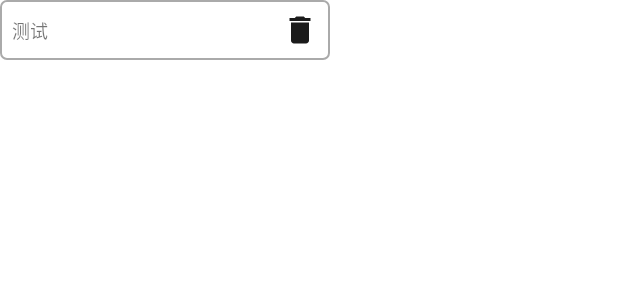
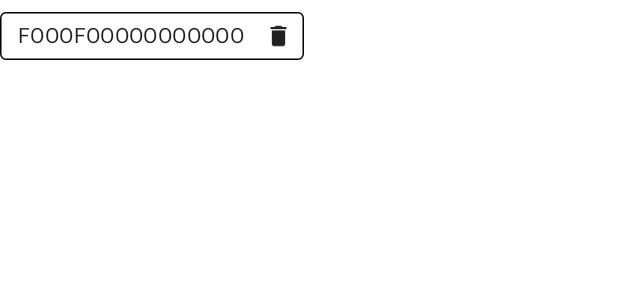
Before and after one commit to codedayang/Flip, an Android app: the layout item_filter.xml on its own in the app's theme, with its tools: preview values and no code run, on a phone screen of 412 x 824 dp. Shown: the top 300 px of the screen. Run offline under Robolectric (Android 15) with nearby library versions, the phone set to English and light mode, and no system bars.

Commit message:
fix: Filter列表调整

```diff
--- a/mobile/src/main/java/ink/ddddd/flip/cardbrowse/CardBrowseFragment.kt
+++ b/mobile/src/main/java/ink/ddddd/flip/cardbrowse/CardBrowseFragment.kt
@@ -179,7 +179,7 @@ class CardBrowseFragment : DaggerFragment() {
         binding.cardBrowseDrawer.tempSetFilters.apply {
             layoutManager = LinearLayoutManager(context)
             adapter = TempFilterListAdapter(viewModel)
-            addItemDecoration(SpacesItemDecoration(12))
+//            addItemDecoration(SpacesItemDecoration(2))
         }
         binding.cardBrowseDrawer.tempSetClear.setOnClickListener {
             val size = viewModel.tempRuleFilters.size
--- a/mobile/src/main/java/ink/ddddd/flip/cardbrowse/TempFilterListAdapter.kt
+++ b/mobile/src/main/java/ink/ddddd/flip/cardbrowse/TempFilterListAdapter.kt
@@ -29,8 +29,8 @@ class TempFilterViewHolder(
     private val viewModel: CardBrowseViewModel
 ) : RecyclerView.ViewHolder(binding.root) {
     fun bind(filter: Filter) {
-        binding.text.text = filter.toString()
-        binding.delete.setOnClickListener {
+        binding.chip.text = filter.toString()
+        binding.chip.setOnCloseIconClickListener {
             val position = adapterPosition
             viewModel.tempRuleFilters.remove(filter)
             viewModel.refreshTempRuleFilter.value = Event(Unit)
--- a/mobile/src/main/res/layout/card_browse_drawer.xml
+++ b/mobile/src/main/res/layout/card_browse_drawer.xml
@@ -47,7 +47,7 @@
             <androidx.recyclerview.widget.RecyclerView
                 android:id="@+id/temp_set_filters"
                 android:layout_width="match_parent"
-                android:layout_height="wrap_content"
+                android:layout_height="0dp"
                 android:layout_marginStart="16dp"
                 android:layout_marginTop="8dp"
                 android:layout_marginEnd="16dp"
--- a/mobile/src/main/res/layout/item_filter.xml
+++ b/mobile/src/main/res/layout/item_filter.xml
@@ -1,43 +1,56 @@
 <?xml version="1.0" encoding="utf-8"?>
-<layout xmlns:tools="http://schemas.android.com/tools"
+<layout xmlns:android="http://schemas.android.com/apk/res/android"
     xmlns:app="http://schemas.android.com/apk/res-auto"
-    xmlns:android="http://schemas.android.com/apk/res/android" >
+    xmlns:tools="http://schemas.android.com/tools">
 
-    <androidx.constraintlayout.widget.ConstraintLayout
-        android:layout_width="220dp"
+    <com.google.android.material.chip.Chip
+        android:id="@+id/chip"
+        style="@style/Widget.MaterialComponents.Chip.Action"
+        android:layout_width="wrap_content"
         android:layout_height="wrap_content"
-        android:orientation="horizontal"
-        android:background="@drawable/bg_stroke_round_corner"
-        android:padding="8dp">
+        tools:text="FOOOFOOOOOOOOOOO"
+        app:chipBackgroundColor="@android:color/white"
+        app:chipCornerRadius="4dp"
+        app:chipStrokeColor="@android:color/black"
+        app:chipStrokeWidth="1dp"
+        app:closeIconEnabled="true"
+        app:closeIconStartPadding="8dp"
+        app:closeIcon="@drawable/ic_delete_24dp" />
+    <!--    <androidx.constraintlayout.widget.ConstraintLayout-->
+    <!--        android:layout_width="220dp"-->
+    <!--        android:layout_height="wrap_content"-->
+    <!--        android:orientation="horizontal"-->
+    <!--        android:background="@drawable/bg_stroke_round_corner"-->
+    <!--        android:padding="8dp">-->
 
 
-        <com.google.android.material.textview.MaterialTextView
-            android:id="@+id/text"
-            android:layout_width="142dp"
-            android:layout_height="wrap_content"
-            tools:text="测试"
-            android:textSize="12sp"
-            app:layout_constraintBottom_toBottomOf="parent"
-            app:layout_constraintEnd_toStartOf="@+id/delete"
-            app:layout_constraintHorizontal_bias="0.0"
-            app:layout_constraintStart_toStartOf="parent"
-            app:layout_constraintTop_toTopOf="parent" />
+    <!--        <com.google.android.material.textview.MaterialTextView-->
+    <!--            android:id="@+id/text"-->
+    <!--            android:layout_width="wrap_content"-->
+    <!--            android:layout_height="wrap_content"-->
+    <!--            tools:text="测试"-->
+    <!--            android:textSize="12sp"-->
+    <!--            app:layout_constraintBottom_toBottomOf="parent"-->
+    <!--            app:layout_constraintEnd_toStartOf="@+id/delete"-->
+    <!--            app:layout_constraintHorizontal_bias="0.0"-->
+    <!--            app:layout_constraintStart_toStartOf="parent"-->
+    <!--            app:layout_constraintTop_toTopOf="parent" />-->
 
 
-        <ImageButton
-            android:id="@+id/delete"
-            android:layout_width="wrap_content"
-            android:layout_height="wrap_content"
-            android:layout_gravity="center_vertical"
-            android:background="?android:attr/selectableItemBackgroundBorderless"
-            android:src="@drawable/ic_delete_24dp"
-            app:layout_constraintBottom_toBottomOf="parent"
-            app:layout_constraintEnd_toEndOf="parent"
-            app:layout_constraintHorizontal_bias="1.0"
-            app:layout_constraintStart_toStartOf="parent"
-            app:layout_constraintTop_toTopOf="parent" />
+    <!--        <ImageButton-->
+    <!--            android:id="@+id/delete"-->
+    <!--            android:layout_width="wrap_content"-->
+    <!--            android:layout_height="wrap_content"-->
+    <!--            android:layout_gravity="center_vertical"-->
+    <!--            android:background="?android:attr/selectableItemBackgroundBorderless"-->
+    <!--            android:src="@drawable/ic_delete_24dp"-->
+    <!--            app:layout_constraintBottom_toBottomOf="parent"-->
+    <!--            app:layout_constraintEnd_toEndOf="parent"-->
+    <!--            app:layout_constraintHorizontal_bias="1.0"-->
+    <!--            app:layout_constraintStart_toStartOf="parent"-->
+    <!--            app:layout_constraintTop_toTopOf="parent" />-->
 
 
-    </androidx.constraintlayout.widget.ConstraintLayout>
+    <!--    </androidx.constraintlayout.widget.ConstraintLayout>-->
 
 </layout>
```
